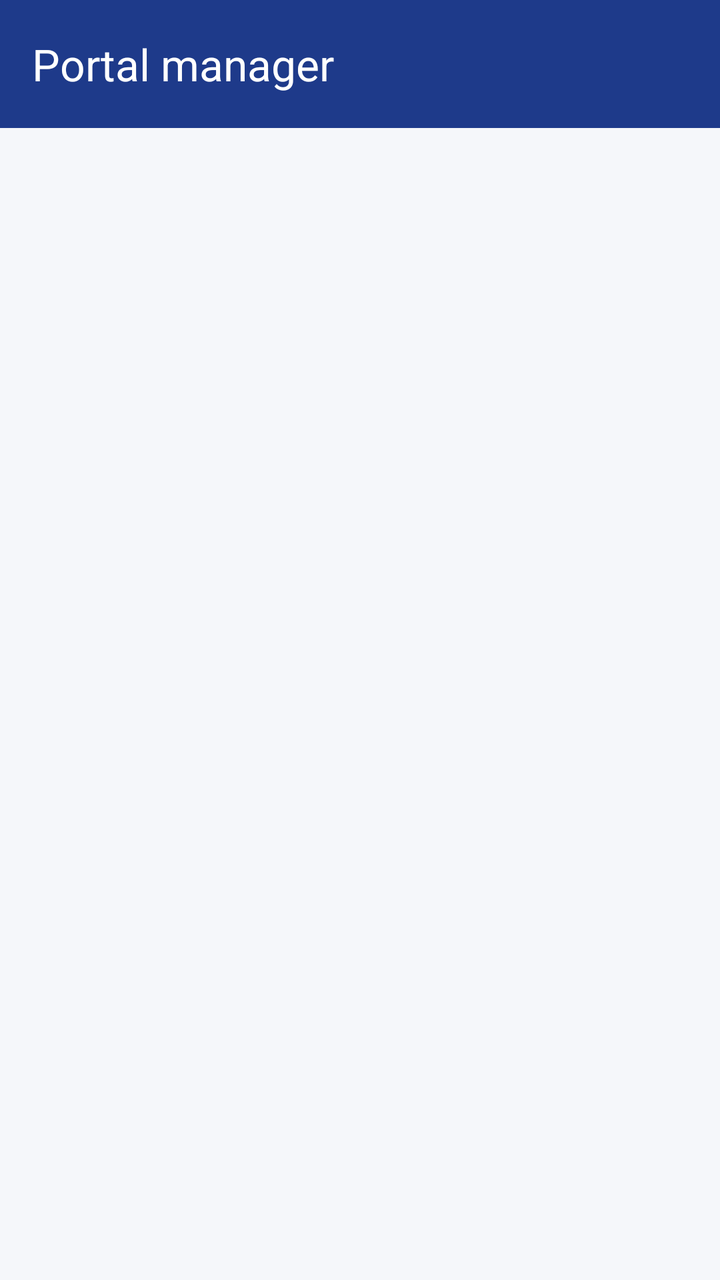
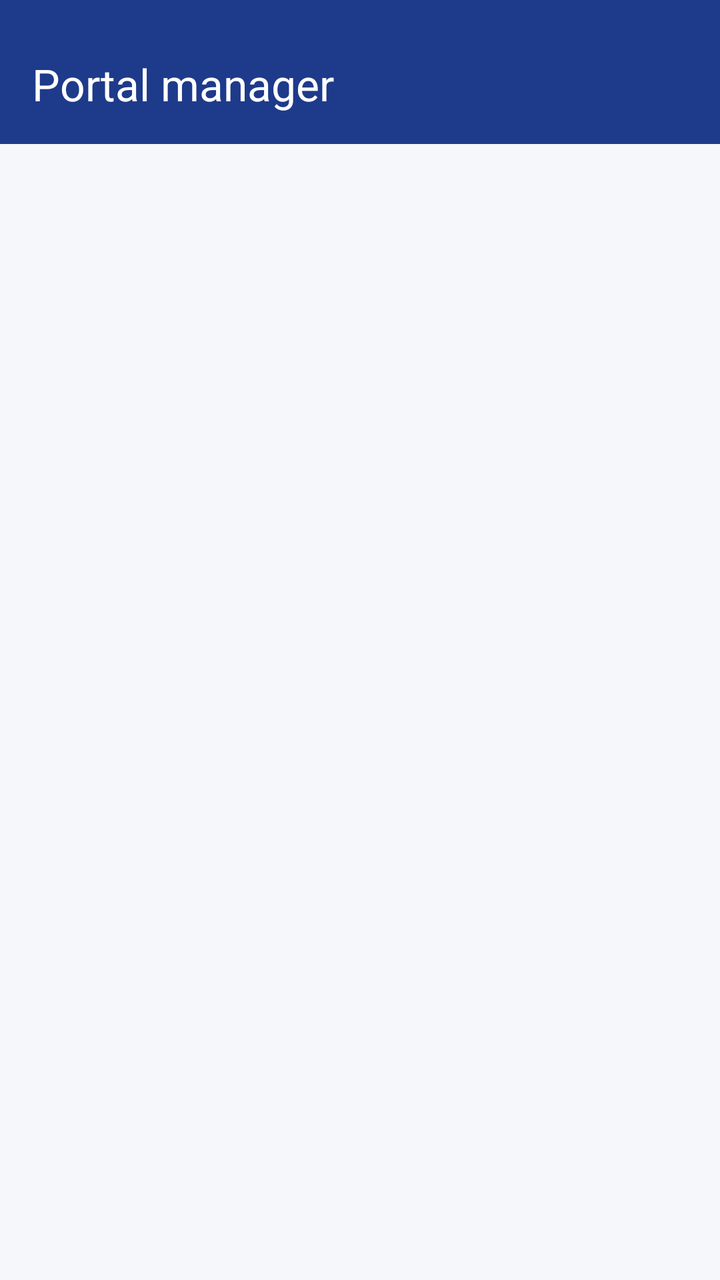

Before-and-after screenshots of an Android layout around one commit, followed by the original layout XML and the change that was made.
<!-- AndroidManifest.xml: application theme Theme.Tfgincidenciasfront -->
<!-- res/layout/activity_manager_main.xml -->
<?xml version="1.0" encoding="utf-8"?>
<androidx.constraintlayout.widget.ConstraintLayout xmlns:android="http://schemas.android.com/apk/res/android"
    xmlns:app="http://schemas.android.com/apk/res-auto"
    android:layout_width="match_parent"
    android:layout_height="match_parent">

    <com.google.android.material.appbar.MaterialToolbar
        android:id="@+id/toolbar"
        android:layout_width="0dp"
        android:layout_height="wrap_content"
        android:background="?attr/colorPrimary"
        android:theme="@style/ThemeOverlay.Material3.ActionBar"
        app:title="Portal manager"
        app:titleTextColor="@android:color/white"
        app:layout_constraintTop_toTopOf="parent"
        app:layout_constraintStart_toStartOf="parent"
        app:layout_constraintEnd_toEndOf="parent" />

    <FrameLayout
        android:id="@+id/managerFragmentContainer"
        android:layout_width="0dp"
        android:layout_height="0dp"
        app:layout_constraintTop_toBottomOf="@id/toolbar"
        app:layout_constraintBottom_toBottomOf="parent"
        app:layout_constraintStart_toStartOf="parent"
        app:layout_constraintEnd_toEndOf="parent" />

</androidx.constraintlayout.widget.ConstraintLayout>
<!-- resources referenced by this layout -->
<resources>
  <style name="Theme.Tfgincidenciasfront" parent="Base.Theme.Tfgincidenciasfront" />
  <style name="Base.Theme.Tfgincidenciasfront" parent="Theme.Material3.DayNight.NoActionBar">
  
          
          <item name="colorPrimary">@color/primary</item>
          <item name="colorOnPrimary">@color/onPrimary</item>
  
          
          <item name="android:colorBackground">@color/background</item>
  
          
          <item name="colorSurface">@color/surface</item>
          <item name="colorOnSurface">@color/onSurface</item>
  
      </style>
  <color name="primary">#1E3A8A</color>
  <color name="onPrimary">#FFFFFF</color>
  <color name="background">#F5F7FA</color>
  <color name="surface">#FFFFFF</color>
  <color name="onSurface">#111827</color>
</resources>

<!-- the commit's change to res/layout/activity_manager_main.xml (unified diff, before → after) -->
@@ -7,14 +7,15 @@
     <com.google.android.material.appbar.MaterialToolbar
         android:id="@+id/toolbar"
         android:layout_width="0dp"
-        android:layout_height="wrap_content"
+        android:layout_height="72dp"
         android:background="?attr/colorPrimary"
+        android:paddingTop="12dp"
         android:theme="@style/ThemeOverlay.Material3.ActionBar"
+        app:layout_constraintEnd_toEndOf="parent"
+        app:layout_constraintStart_toStartOf="parent"
+        app:layout_constraintTop_toTopOf="parent"
         app:title="Portal manager"
-        app:titleTextColor="@android:color/white"
-        app:layout_constraintTop_toTopOf="parent"
-        app:layout_constraintStart_toStartOf="parent"
-        app:layout_constraintEnd_toEndOf="parent" />
+        app:titleTextColor="@android:color/white" />
 
     <FrameLayout
         android:id="@+id/managerFragmentContainer"
